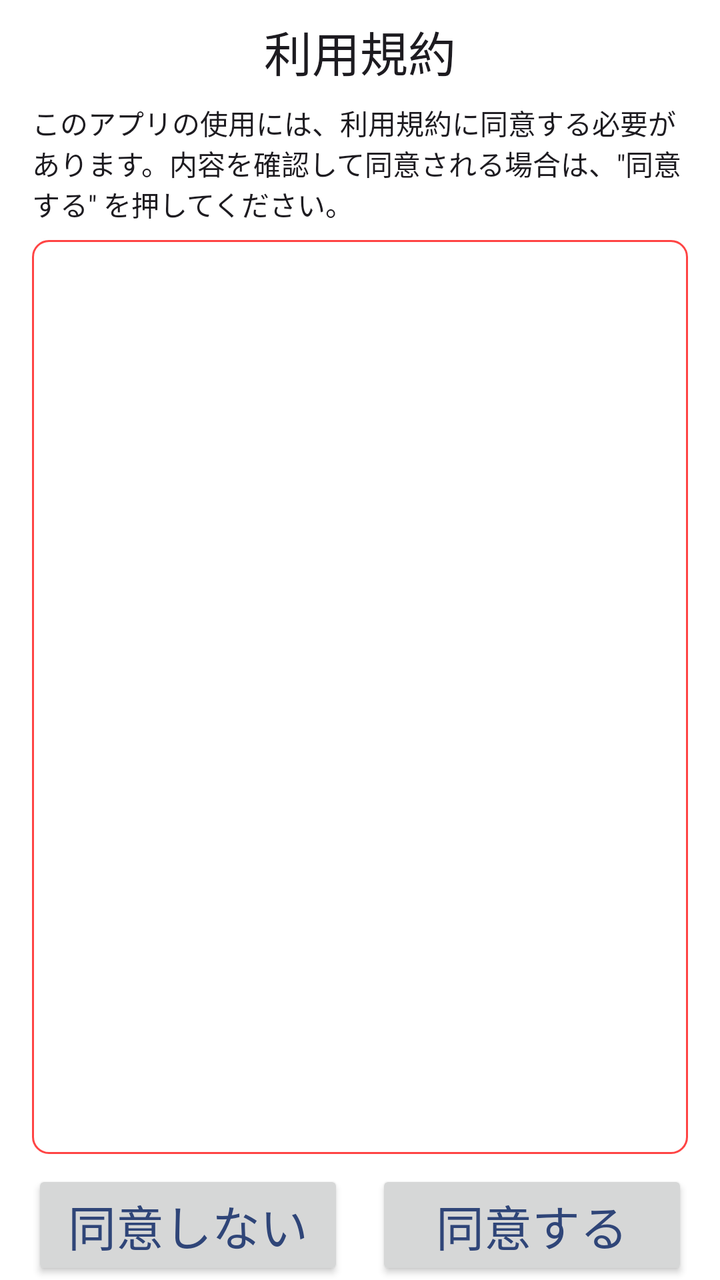
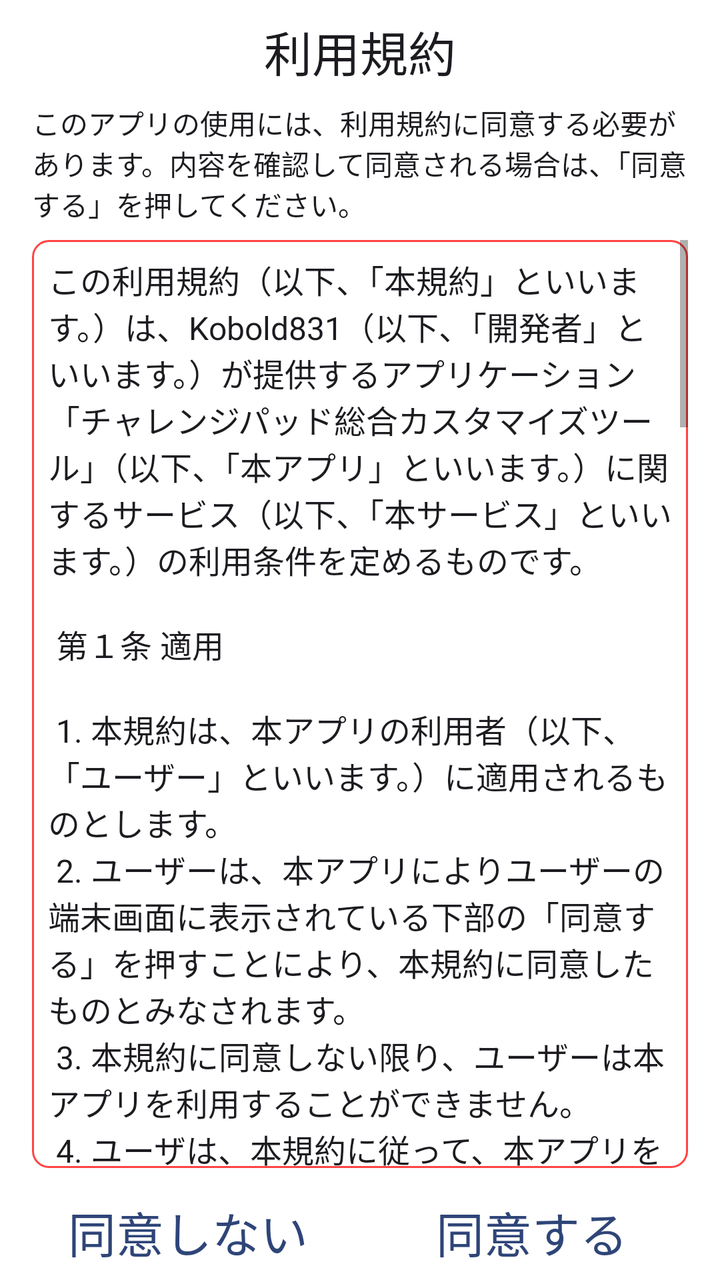

The first picture is an Android layout as it rendered before a commit; the second is the same layout after the commit. The layout source and the unified diff follow.
<!-- AndroidManifest.xml: fallback theme Theme.MaterialComponents.DayNight.NoActionBar -->
<!-- res/layout/activity_welcome.xml -->
<?xml version="1.0" encoding="utf-8"?>
<LinearLayout xmlns:android="http://schemas.android.com/apk/res/android"
    android:layout_width="match_parent"
    android:layout_height="match_parent"
    android:orientation="vertical">

    <LinearLayout
        android:layout_width="match_parent"
        android:layout_height="0dp"
        android:layout_weight="1"
        android:orientation="vertical">

        <androidx.appcompat.widget.AppCompatTextView
            android:layout_width="match_parent"
            android:layout_height="wrap_content"
            android:layout_marginTop="@dimen/welcome_spacing"
            android:gravity="center"
            android:text="@string/wel_title"
            android:textColor="@color/textColor"
            android:textSize="@dimen/welcome_button_text_size" />

        <androidx.appcompat.widget.AppCompatTextView
            android:layout_width="match_parent"
            android:layout_height="wrap_content"
            android:layout_marginTop="@dimen/welcome_spacing"
            android:layout_marginHorizontal="@dimen/welcome_margin_horizontal"
            android:gravity="start"
            android:text="@string/wel_description"
            android:textColor="@color/textColor" />

        <ScrollView
            android:layout_width="match_parent"
            android:layout_height="match_parent"
            android:layout_marginHorizontal="@dimen/welcome_margin_horizontal"
            android:layout_marginTop="@dimen/welcome_spacing"
            android:orientation="vertical"
            android:background="@drawable/shape_rounded_corners">

            <androidx.appcompat.widget.AppCompatTextView
                android:id="@+id/wel_scroll"
                android:layout_width="match_parent"
                android:layout_height="wrap_content"
                android:padding="@dimen/welcome_spacing"
                android:textColor="@color/textColor"
                android:textSize="@dimen/welcome_text_size" />

        </ScrollView>

    </LinearLayout>

    <LinearLayout
        android:layout_width="match_parent"
        android:layout_height="wrap_content"
        android:layout_marginHorizontal="@dimen/welcome_margin_horizontal"
        android:layout_marginTop="@dimen/welcome_spacing"
        android:layout_gravity="center"
        android:gravity="center"
        android:orientation="horizontal">

        <androidx.appcompat.widget.AppCompatButton
            style="?welcomeButtonDoneStyle"
            android:id="@+id/wel_no"
            android:layout_width="0dp"
            android:layout_height="wrap_content"
            android:layout_weight="1"
            android:layout_marginEnd="@dimen/welcome_spacing"
            android:gravity="center"
            android:text="@string/wel_disagree"
            android:textSize="@dimen/welcome_button_text_size"
            android:textColor="@color/welcomeButtonTextColor" />

        <androidx.appcompat.widget.AppCompatButton
            style="?welcomeButtonDoneStyle"
            android:id="@+id/wel_yes"
            android:layout_width="0dp"
            android:layout_height="wrap_content"
            android:layout_weight="1"
            android:layout_marginStart="@dimen/welcome_spacing"
            android:gravity="center"
            android:text="@string/wel_agree"
            android:textSize="@dimen/welcome_button_text_size"
            android:textColor="@color/welcomeButtonTextColor" />

    </LinearLayout>

</LinearLayout>
<!-- resources referenced by this layout -->
<resources>
  <color name="textColor">@color/m3_sys_color_light_on_background</color>
  <color name="welcomeButtonTextColor">#2F4578</color>
  <dimen name="welcome_button_text_size">24sp</dimen>
  <dimen name="welcome_margin_horizontal">16dp</dimen>
  <dimen name="welcome_spacing">8dp</dimen>
  <dimen name="welcome_text_size">16sp</dimen>
  <!-- drawable shape_rounded_corners (drawable) -->
  <?xml version="1.0" encoding="utf-8"?>
  <selector xmlns:android="http://schemas.android.com/apk/res/android">
  
      <item>
  
          <shape android:shape="rectangle">
  
              <corners
                  android:topRightRadius="@dimen/shape_rounded_corners_radius"
                  android:bottomRightRadius="@dimen/shape_rounded_corners_radius"
                  android:bottomLeftRadius="@dimen/shape_rounded_corners_radius"
                  android:topLeftRadius="@dimen/shape_rounded_corners_radius" />
  
              <stroke
                  android:width="@dimen/shape_rounded_corners_stroke_width"
                  android:color="@android:color/holo_red_light" />
  
          </shape>
  
      </item>
  
  </selector>
  <string name="wel_agree">同意する</string>
  <string name="wel_description">このアプリの使用には、利用規約に同意する必要があります。内容を確認して同意される場合は、\"同意する\" を押してください。</string>
  <string name="wel_disagree">同意しない</string>
  <string name="wel_title">利用規約</string>
  <dimen name="shape_rounded_corners_radius">8dp</dimen>
  <dimen name="shape_rounded_corners_stroke_width">1dp</dimen>
</resources>

<!-- the commit's change to res/layout/activity_welcome.xml (unified diff, before → after) -->
@@ -41,6 +41,7 @@
                 android:layout_width="match_parent"
                 android:layout_height="wrap_content"
                 android:padding="@dimen/welcome_spacing"
+                android:text="@string/wel_terms_of_service"
                 android:textColor="@color/textColor"
                 android:textSize="@dimen/welcome_text_size" />
 
@@ -58,7 +59,7 @@
         android:orientation="horizontal">
 
         <androidx.appcompat.widget.AppCompatButton
-            style="?welcomeButtonDoneStyle"
+            style="@style/WelcomeButton"
             android:id="@+id/wel_no"
             android:layout_width="0dp"
             android:layout_height="wrap_content"
@@ -70,7 +71,7 @@
             android:textColor="@color/welcomeButtonTextColor" />
 
         <androidx.appcompat.widget.AppCompatButton
-            style="?welcomeButtonDoneStyle"
+            style="@style/WelcomeButton"
             android:id="@+id/wel_yes"
             android:layout_width="0dp"
             android:layout_height="wrap_content"
<!-- resource entries referenced after the edit -->
@@ -30,9 +30,58 @@
   
   </selector>
   <string name="wel_agree">同意する</string>
-  <string name="wel_description">このアプリの使用には、利用規約に同意する必要があります。内容を確認して同意される場合は、\"同意する\" を押してください。</string>
+  <string name="wel_description">このアプリの使用には、利用規約に同意する必要があります。内容を確認して同意される場合は、「同意する」を押してください。</string>
   <string name="wel_disagree">同意しない</string>
+  <string name="wel_terms_of_service">この利用規約（以下、「本規約」といいます。）は、Kobold831（以下、「開発者」といいます。）が提供するアプリケーション「チャレンジパッド総合カスタマイズツール」（以下、「本アプリ」といいます。）に関するサービス（以下、「本サービス」といいます。）の利用条件を定めるものです。\n
+  \n
+  第１条　適用\n
+  \n
+  1. 本規約は、本アプリの利用者（以下、「ユーザー」といいます。）に適用されるものとします。\n
+  2. ユーザーは、本アプリによりユーザーの端末画面に表示されている下部の「同意する」を押すことにより、本規約に同意したものとみなされます。\n
+  3. 本規約に同意しない限り、ユーザーは本アプリを利用することができません。\n
+  4. ユーザは、本規約に従って、本アプリを利用するものとします。\n
+  \n
+  第２条　ユーザー情報\n
+  \n
+  1. 本アプリは、利便性を向上させるため、ユーザーの端末システム情報およびユーザーの端末上にインストールされているアプリケーション（以下、「インストールアプリ」といいます。）の名称、バージョン、システム情報（以下、「ユーザー情報」といいます。）を取得することがあります。\n
+  2. 本アプリが取得するユーザー情報には、ユーザーの個人情報およびインストールアプリのデータ情報を含みません。\n
+  \n
+  第３条　利用条件\n
+  \n
+  1. ユーザーは、開発者が定めるシステム、機能、要件（以下、「仕様基準」といいます。）に従わない限り、本アプリまたは本サービスの一部を利用できない場合があることを了承されるものとします。\n
+  \n
+  第４条　連絡\n
+  \n
+  1. 本アプリおよび本サービスについて開発者からユーザーへの連絡は、本アプリ内または本アプリを頒布している Web サイト、開発者が適当と判断する方法により連絡するものとします。\n
+  \n
+  第５条　禁止事項\n
+  \n
+  1. ユーザーは、本アプリおよび本サービスを利用するにあたり、以下の行為をしてはいけません。\n
+    (1) Apache License 2.0 の範囲を超えてこのソフトウェアを使用、複製、または配布すること。\n
+  \n
+  第６条　保証の否認および免責事項\n
+  \n
+  1. 開発者は、本アプリおよび本サービスに関して安全性、信頼性、正確性、完全性、有効性、適法性、特定の目的への適合性を含む事実上または法律上の瑕疵がないことを明示的にも黙示的にも保証しません。セキュリティ欠陥、エラー、バグについても保証しません。\n
+  2. 開発者は、本アプリおよび本サービスによりユーザーに生じたあらゆる損害について、すべて責任を負いません。\n
+  3. 開発者は、本アプリまたは本サービスに関して仕様基準に従っている場合に限らず、正常に動作することを保証しません。\n
+  4. 開発者は、本アプリまたは本サービスに関してユーザーの端末システムおよびインストールアプリのバージョンアップまたはバージョンダウンが行われた場合において、正常に動作することを保証しません。\n
+  \n
+  第７条　本規約の変更\n
+  \n
+  1. 開発者は、ユーザーの承諾を得ることなく、本規約をいつでも変更できるものとします。\n
+  2. ユーザーは、変更後の本規約の効力が生じた場合に本アプリを利用するにあたり、変更後の本規約に従うものとして、変更後の本規約の内容に同意したものとみなします。\n
+  3. 変更後の本規約は、改定日から効力が生じるものとします。\n
+  \n
+  第８条　準拠法\n
+  \n
+  1. 本規約の解釈は、日本法に準拠されるものとします。\n
+  \n
+  附則\n
+  2025年3月30日 施行</string>
   <string name="wel_title">利用規約</string>
+  <style name="WelcomeButton" parent="Widget.AppCompat.Button.Borderless">
+          <item name="android:background">?attr/selectableItemBackground</item>
+      </style>
   <dimen name="shape_rounded_corners_radius">8dp</dimen>
   <dimen name="shape_rounded_corners_stroke_width">1dp</dimen>
 </resources>
